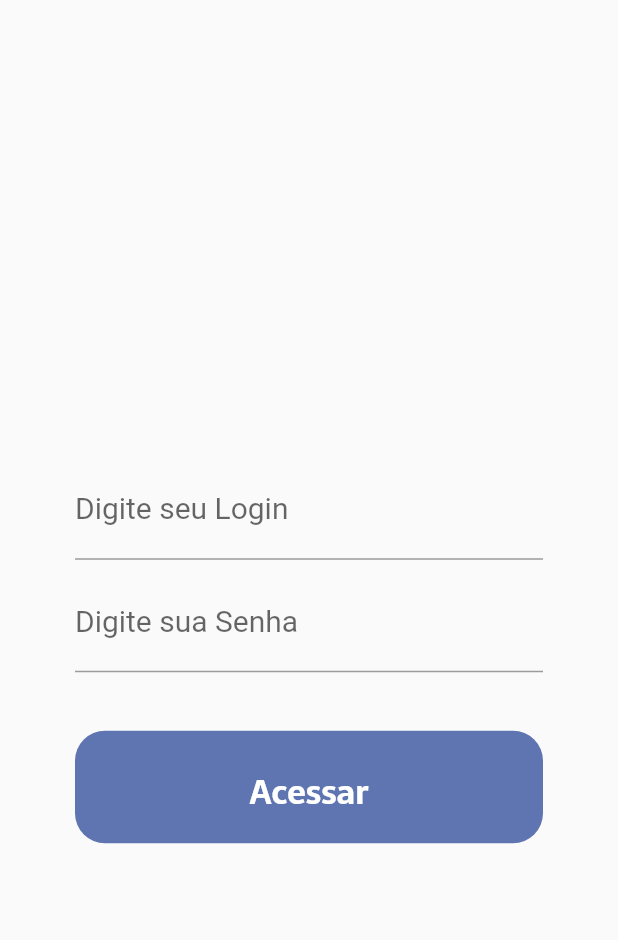
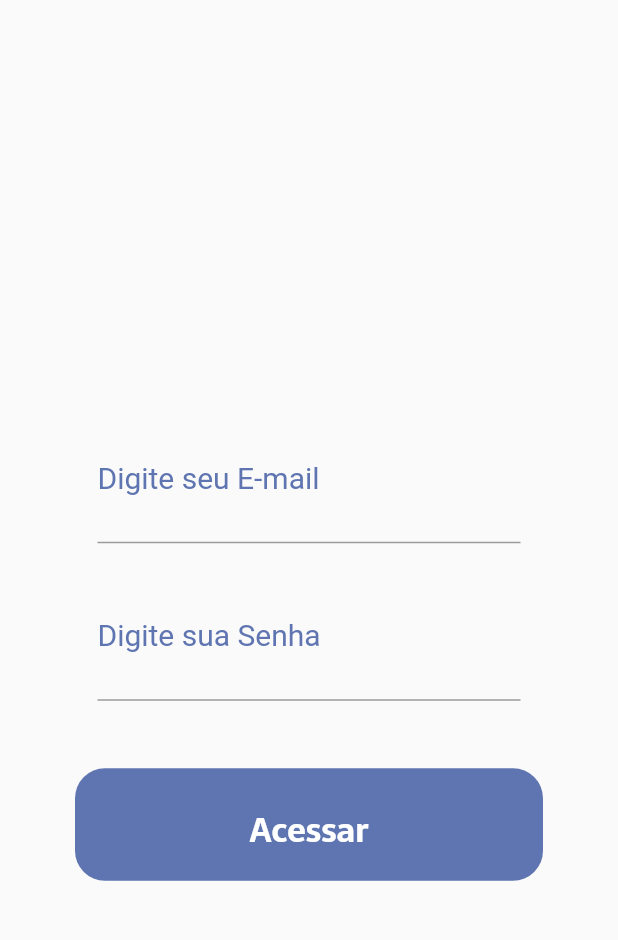
Before and after one commit to JoaoArrudaWarren/Agenda-Proway, a Flutter app: the screen it shows after launch, on a phone screen of 412 x 824 dp, the part 113-1053 px from its top. Run offline on Flutter 3.47's test engine with Material 2 defaults, Android fonts, the phone set to English and light mode, and no system bars; our stand-ins replace table_calendar.

Commit message:
[feat] Implementing login and password

```diff
--- a/lib/presenter/home/widgets/row_acess_home.dart
+++ b/lib/presenter/home/widgets/row_acess_home.dart
@@ -2,10 +2,18 @@ import 'package:flutter/material.dart';
 
 import '../../find_service/find_service.dart';
 
-class RowAcessHome extends StatelessWidget {
+class RowAcessHome extends StatefulWidget {
   const RowAcessHome({
     Key? key,
   }) : super(key: key);
+
+  @override
+  State<RowAcessHome> createState() => _RowAcessHomeState();
+}
+
+class _RowAcessHomeState extends State<RowAcessHome> {
+  TextEditingController emailController = TextEditingController();
+  TextEditingController passwordController = TextEditingController();
 
   @override
   Widget build(BuildContext context) {
@@ -23,32 +31,57 @@ class RowAcessHome extends StatelessWidget {
                 children: [
                   SizedBox(
                     width: MediaQuery.of(context).size.width - 100,
-                    height: 75,
-                    child: const TextField(
-                      style: TextStyle(
+                    height: 95,
+                    child: Padding(
+                      padding: const EdgeInsets.all(15.0),
+                      child: TextField(
+                        controller: emailController,
+                        keyboardType: TextInputType.emailAddress,
+                        style: const TextStyle(
                           color: Color.fromARGB(255, 95, 117, 177),
                           fontSize: 20,
                         ),
                         expands: false,
-                      decoration:
-                          InputDecoration(label: Text("Digite seu Login")),
+                        decoration: const InputDecoration(
+                          label: Text(
+                            "Digite seu E-mail\n",
+                            style: TextStyle(
+                              color: Color.fromARGB(255, 95, 117, 177),
+                            ),
+                          ),
+                        ),
+                      ),
                     ),
                   ),
                 ],
+              ),
+              const SizedBox(
+                height: 10,
               ),
               Row(
                 children: [
                   SizedBox(
                     width: MediaQuery.of(context).size.width - 100,
-                    height: 75,
-                    child: const TextField(
-                      style: TextStyle(
+                    height: 95,
+                    child: Padding(
+                      padding: const EdgeInsets.all(15.0),
+                      child: TextField(
+                        controller: passwordController,
+                        keyboardType: TextInputType.visiblePassword,
+                        style: const TextStyle(
                           color: Color.fromARGB(255, 95, 117, 177),
                           fontSize: 20,
                         ),
                         expands: false,
-                      decoration:
-                          InputDecoration(label: Text("Digite sua Senha")),
+                        decoration: const InputDecoration(
+                          label: Text(
+                            "Digite sua Senha\n",
+                            style: TextStyle(
+                              color: Color.fromARGB(255, 95, 117, 177),
+                            ),
+                          ),
+                        ),
+                      ),
                     ),
                   ),
                 ],
@@ -78,6 +111,8 @@ class RowAcessHome extends StatelessWidget {
                             ),
                           ),
                           onPressed: () {
+                            if (emailController.text == "agenda" &&
+                                passwordController.text == "proway") {
                               Navigator.of(context).push(
                                 MaterialPageRoute(
                                   builder: ((context) {
@@ -85,6 +120,27 @@ class RowAcessHome extends StatelessWidget {
                                   }),
                                 ),
                               );
+                            } else {
+                              showDialog(
+                                  context: context,
+                                  builder: (BuildContext context) {
+                                    return AlertDialog(
+                                      title: const Text("Erro"),
+                                      content: const Text(
+                                          "Login e/ou senha incorretos."),
+                                      actions: [
+                                        MaterialButton(
+                                          onPressed: () {
+                                            Navigator.of(context).pop();
+                                          },
+                                          child: const Text("Fechar"),
+                                        )
+                                      ],
+                                    );
+                                  });
+                              emailController.clear();
+                              passwordController.clear();
+                            }
                           },
                         ),
                       ],
```
Also changed, not shown: lib/presenter/find_service/find_service.dart (+8 -2 lines). Lines whose indentation alone changed are shown as unchanged.
